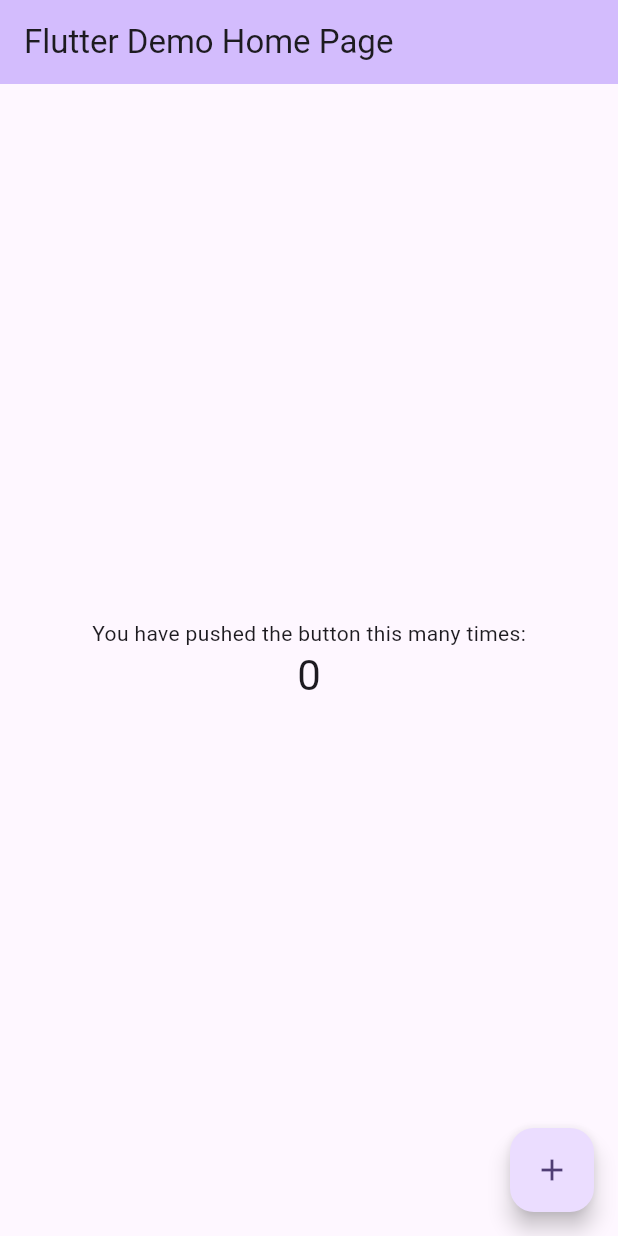
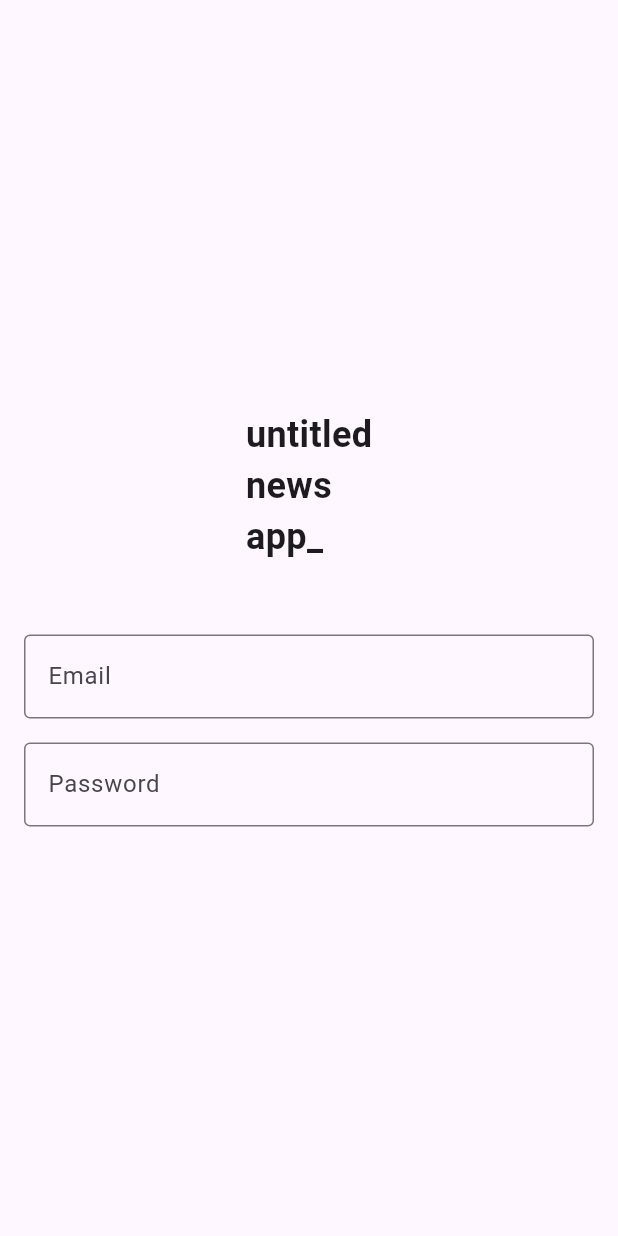
Before and after one commit to ScottHannan/shoe_closet_frontend_flutter, a Flutter app: the screen it shows after launch, on a phone screen of 412 x 824 dp. Run offline on Flutter 3.47's test engine with Material 2 defaults, Android fonts, the light colour scheme and no system bars.

Commit message:
Initial Login flow
Learning Flutter and making login POC

```diff
--- /dev/null
+++ b/shoe_closet_frontend/lib/login/children/sign-in-fields.dart
@@ -0,0 +1,28 @@
+import 'package:flutter/material.dart';
+
+class SignInFields extends StatelessWidget {
+  @override
+  Widget build(BuildContext context) {
+    return Container(
+      padding: EdgeInsets.all(16.0),
+      child: Column(
+        children: [
+          TextField(
+            decoration: InputDecoration(
+              labelText: 'Email',
+              border: OutlineInputBorder(),
+            ),
+          ),
+          SizedBox(height: 16.0),
+          TextField(
+            decoration: InputDecoration(
+              labelText: 'Password',
+              border: OutlineInputBorder(),
+            ),
+            obscureText: true,
+          ),
+        ],
+      ),
+    );
+  }
+}
--- /dev/null
+++ b/shoe_closet_frontend/lib/login/children/title.dart
@@ -0,0 +1,17 @@
+import 'package:flutter/material.dart';
+
+class TitleSection extends StatelessWidget {
+  @override
+  Widget build(BuildContext context) {
+    return Container(
+      padding: EdgeInsets.all(16.0),
+      child: Text(
+        'untitled\nnews\napp_',
+        style: TextStyle(
+          fontSize: 24.0,
+          fontWeight: FontWeight.bold,
+        ),
+      ),
+    );
+  }
+}
--- /dev/null
+++ b/shoe_closet_frontend/lib/login/login.dart
@@ -0,0 +1,21 @@
+import 'package:flutter/material.dart';
+
+import 'children/sign-in-fields.dart';
+import 'children/title.dart';
+
+class LoginPage extends StatelessWidget {
+  @override
+  Widget build(BuildContext context) {
+    return Scaffold(
+      body: Column(
+        mainAxisAlignment: MainAxisAlignment.center,
+        crossAxisAlignment: CrossAxisAlignment.center,
+        children: [
+          TitleSection(),
+          SizedBox(height: 16.0),
+          SignInFields(),
+        ],
+      ),
+    );
+  }
+}
--- a/shoe_closet_frontend/lib/main.dart
+++ b/shoe_closet_frontend/lib/main.dart
@@ -1,4 +1,5 @@
 import 'package:flutter/material.dart';
+import 'login/login.dart';
 
 void main() {
   runApp(const MyApp());
@@ -11,115 +12,13 @@ class MyApp extends StatelessWidget {
   @override
   Widget build(BuildContext context) {
     return MaterialApp(
-      title: 'Flutter Demo',
+      title: 'untitled news app_',
+      debugShowCheckedModeBanner: false,
       theme: ThemeData(
-        // This is the theme of your application.
-        //
-        // TRY THIS: Try running your application with "flutter run". You'll see
-        // the application has a blue toolbar. Then, without quitting the app,
-        // try changing the seedColor in the colorScheme below to Colors.green
-        // and then invoke "hot reload" (save your changes or press the "hot
-        // reload" button in a Flutter-supported IDE, or press "r" if you used
-        // the command line to start the app).
-        //
-        // Notice that the counter didn't reset back to zero; the application
-        // state is not lost during the reload. To reset the state, use hot
-        // restart instead.
-        //
-        // This works for code too, not just values: Most code changes can be
-        // tested with just a hot reload.
         colorScheme: ColorScheme.fromSeed(seedColor: Colors.deepPurple),
         useMaterial3: true,
       ),
-      home: const MyHomePage(title: 'Flutter Demo Home Page'),
+      home: LoginPage(),
     );
   }
 }
-
-class MyHomePage extends StatefulWidget {
-  const MyHomePage({super.key, required this.title});
-
-  // This widget is the home page of your application. It is stateful, meaning
-  // that it has a State object (defined below) that contains fields that affect
-  // how it looks.
-
-  // This class is the configuration for the state. It holds the values (in this
-  // case the title) provided by the parent (in this case the App widget) and
-  // used by the build method of the State. Fields in a Widget subclass are
-  // always marked "final".
-
-  final String title;
-
-  @override
-  State<MyHomePage> createState() => _MyHomePageState();
-}
-
-class _MyHomePageState extends State<MyHomePage> {
-  int _counter = 0;
-
-  void _incrementCounter() {
-    setState(() {
-      // This call to setState tells the Flutter framework that something has
-      // changed in this State, which causes it to rerun the build method below
-      // so that the display can reflect the updated values. If we changed
-      // _counter without calling setState(), then the build method would not be
-      // called again, and so nothing would appear to happen.
-      _counter++;
-    });
-  }
-
-  @override
-  Widget build(BuildContext context) {
-    // This method is rerun every time setState is called, for instance as done
-    // by the _incrementCounter method above.
-    //
-    // The Flutter framework has been optimized to make rerunning build methods
-    // fast, so that you can just rebuild anything that needs updating rather
-    // than having to individually change instances of widgets.
-    return Scaffold(
-      appBar: AppBar(
-        // TRY THIS: Try changing the color here to a specific color (to
-        // Colors.amber, perhaps?) and trigger a hot reload to see the AppBar
-        // change color while the other colors stay the same.
-        backgroundColor: Theme.of(context).colorScheme.inversePrimary,
-        // Here we take the value from the MyHomePage object that was created by
-        // the App.build method, and use it to set our appbar title.
-        title: Text(widget.title),
-      ),
-      body: Center(
-        // Center is a layout widget. It takes a single child and positions it
-        // in the middle of the parent.
-        child: Column(
-          // Column is also a layout widget. It takes a list of children and
-          // arranges them vertically. By default, it sizes itself to fit its
-          // children horizontally, and tries to be as tall as its parent.
-          //
-          // Column has various properties to control how it sizes itself and
-          // how it positions its children. Here we use mainAxisAlignment to
-          // center the children vertically; the main axis here is the vertical
-          // axis because Columns are vertical (the cross axis would be
-          // horizontal).
-          //
-          // TRY THIS: Invoke "debug painting" (choose the "Toggle Debug Paint"
-          // action in the IDE, or press "p" in the console), to see the
-          // wireframe for each widget.
-          mainAxisAlignment: MainAxisAlignment.center,
-          children: <Widget>[
-            const Text(
-              'You have pushed the button this many times:',
-            ),
-            Text(
-              '$_counter',
-              style: Theme.of(context).textTheme.headlineMedium,
-            ),
-          ],
-        ),
-      ),
-      floatingActionButton: FloatingActionButton(
-        onPressed: _incrementCounter,
-        tooltip: 'Increment',
-        child: const Icon(Icons.add),
-      ), // This trailing comma makes auto-formatting nicer for build methods.
-    );
-  }
-}
```
